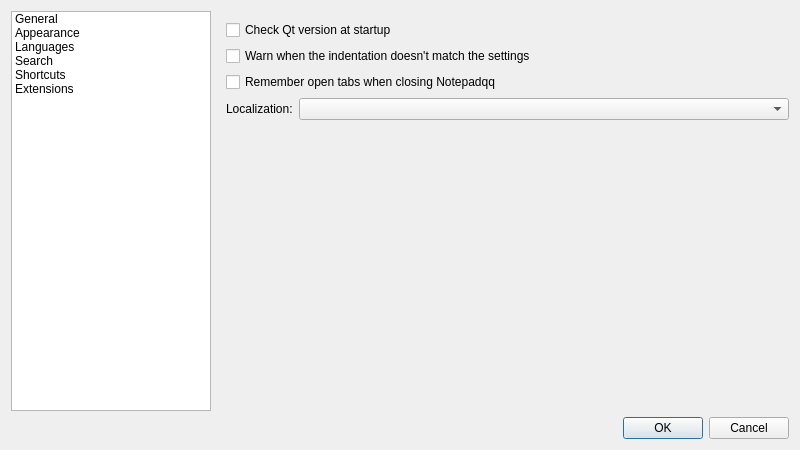
This is src/ui/frmpreferences.ui in notepadqq/notepadqq as Qt 5 draws it before an edit. The edited form follows.
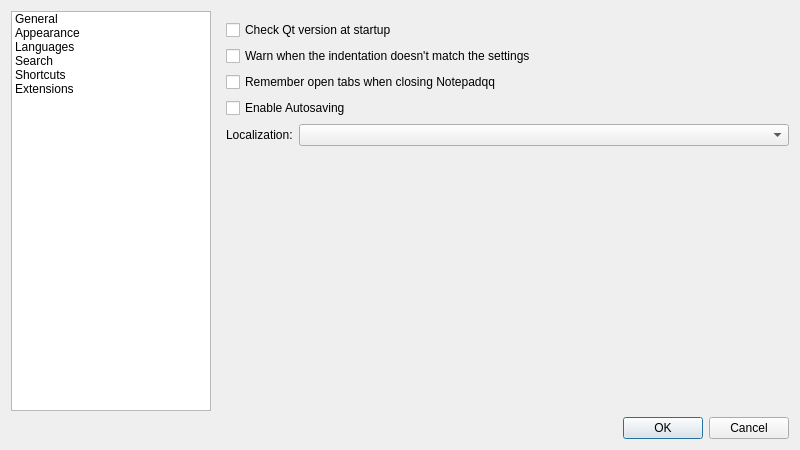
This is the edited form. Icons and pictures are not drawn.

Commit message: Implemented Autosave feature. Refactored Session code from MainWindow into Sessions.

Diff of the .ui file:
```diff
--- a/src/ui/frmpreferences.ui
+++ b/src/ui/frmpreferences.ui
@@ -120,6 +120,13 @@
            </property>
           </widget>
          </item>
+         <item>
+          <widget class="QCheckBox" name="chkEnableAutosave">
+           <property name="text">
+            <string>Enable Autosaving</string>
+           </property>
+          </widget>
+         </item>
          <item>
           <layout class="QFormLayout" name="formLayout">
            <item row="0" column="0">
```
Left out of the diff: 4 changed lines with no effect on the pictures. The commit also changes 14 other files.
